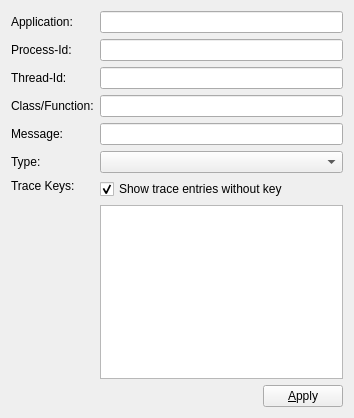
Old version of the form gui/filterform.ui in the repository froglogic/tracetool.
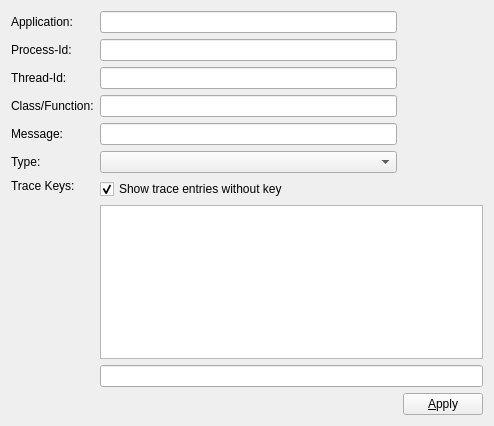
New version of the form. Custom widgets are drawn as their Qt base class.

Commit message:
Allow adding trace keys in advance
This patch introduces a new line edit on the Filter tab which can be used to
register trace keys manually, before any trace is active. This makes it
possible to filter out trace entries using their key ID before any trace
entry with that ID was logged.

RESOLVE:APP-66

Patch:
```diff
--- a/gui/filterform.ui
+++ b/gui/filterform.ui
@@ -6,8 +6,8 @@
    <rect>
     <x>0</x>
     <y>0</y>
-    <width>354</width>
-    <height>418</height>
+    <width>494</width>
+    <height>426</height>
    </rect>
   </property>
   <property name="windowTitle">
@@ -21,7 +21,7 @@
      </property>
     </widget>
    </item>
-   <item row="0" column="1" colspan="2">
+   <item row="0" column="1">
     <widget class="QLineEdit" name="appEdit"/>
    </item>
    <item row="1" column="0">
@@ -31,7 +31,7 @@
      </property>
     </widget>
    </item>
-   <item row="1" column="1" colspan="2">
+   <item row="1" column="1">
     <widget class="QLineEdit" name="pidEdit"/>
    </item>
    <item row="2" column="0">
@@ -41,7 +41,7 @@
      </property>
     </widget>
    </item>
-   <item row="2" column="1" colspan="2">
+   <item row="2" column="1">
     <widget class="QLineEdit" name="tidEdit"/>
    </item>
    <item row="3" column="0">
@@ -51,7 +51,7 @@
      </property>
     </widget>
    </item>
-   <item row="3" column="1" colspan="2">
+   <item row="3" column="1">
     <widget class="QLineEdit" name="funcEdit"/>
    </item>
    <item row="4" column="0">
@@ -61,7 +61,7 @@
      </property>
     </widget>
    </item>
-   <item row="4" column="1" colspan="2">
+   <item row="4" column="1">
     <widget class="QLineEdit" name="messageEdit"/>
    </item>
    <item row="5" column="0">
@@ -71,7 +71,7 @@
      </property>
     </widget>
    </item>
-   <item row="5" column="1" colspan="2">
+   <item row="5" column="1">
     <widget class="QComboBox" name="typeCombo"/>
    </item>
    <item row="6" column="0">
@@ -84,7 +84,7 @@
      </property>
     </widget>
    </item>
-   <item row="6" column="1" colspan="2">
+   <item row="6" column="1">
     <widget class="QCheckBox" name="showTraceEntriesWithoutKey">
      <property name="text">
       <string>Show trace entries without key</string>
@@ -101,7 +101,10 @@
      </property>
     </widget>
    </item>
-   <item row="8" column="1">
+   <item row="8" column="1" colspan="2">
+    <widget class="UnlabelledLineEdit" name="addTraceKeyEdit"/>
+   </item>
+   <item row="9" column="1">
     <spacer name="horizontalSpacer">
      <property name="orientation">
       <enum>Qt::Horizontal</enum>
@@ -114,7 +117,7 @@
      </property>
     </spacer>
    </item>
-   <item row="8" column="2">
+   <item row="9" column="2">
     <widget class="QPushButton" name="applyButton">
      <property name="sizePolicy">
       <sizepolicy hsizetype="Maximum" vsizetype="Fixed">
@@ -129,6 +132,13 @@
    </item>
   </layout>
  </widget>
+ <customwidgets>
+  <customwidget>
+   <class>UnlabelledLineEdit</class>
+   <extends>QLineEdit</extends>
+   <header>searchwidget.h</header>
+  </customwidget>
+ </customwidgets>
  <tabstops>
   <tabstop>appEdit</tabstop>
   <tabstop>pidEdit</tabstop>
```
The commit also changes 4 other files.
